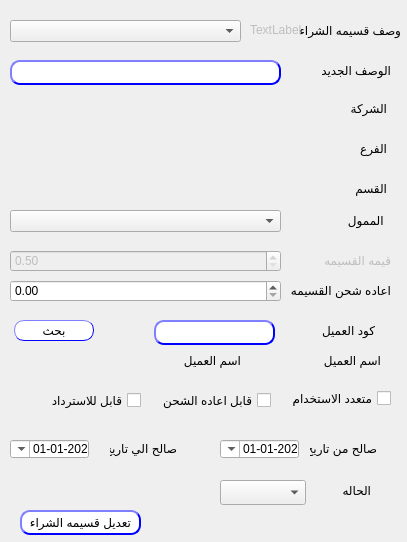
Qt form presentation/voucher_ui/editVoucher.ui (shymaa123456/HyperPOS2020) before a commit.
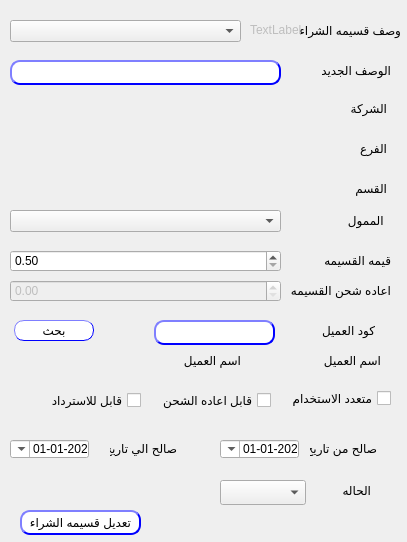
The same form after that commit.

The edit to the form file:
```diff
--- a/presentation/voucher_ui/editVoucher.ui
+++ b/presentation/voucher_ui/editVoucher.ui
@@ -269,7 +269,7 @@
   </widget>
   <widget class="QDoubleSpinBox" name="LE_desc_2">
    <property name="enabled">
-    <bool>false</bool>
+    <bool>true</bool>
    </property>
    <property name="geometry">
     <rect>
@@ -352,7 +352,7 @@
   </widget>
   <widget class="QLabel" name="label">
    <property name="enabled">
-    <bool>false</bool>
+    <bool>true</bool>
    </property>
    <property name="geometry">
     <rect>
@@ -547,6 +547,9 @@
    </property>
   </widget>
   <widget class="QDoubleSpinBox" name="LE_desc_3">
+   <property name="enabled">
+    <bool>false</bool>
+   </property>
    <property name="geometry">
     <rect>
      <x>10</x>
```
